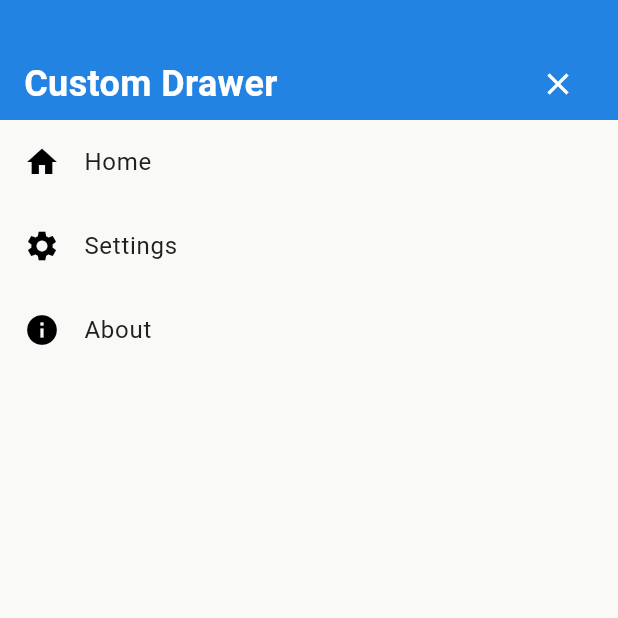
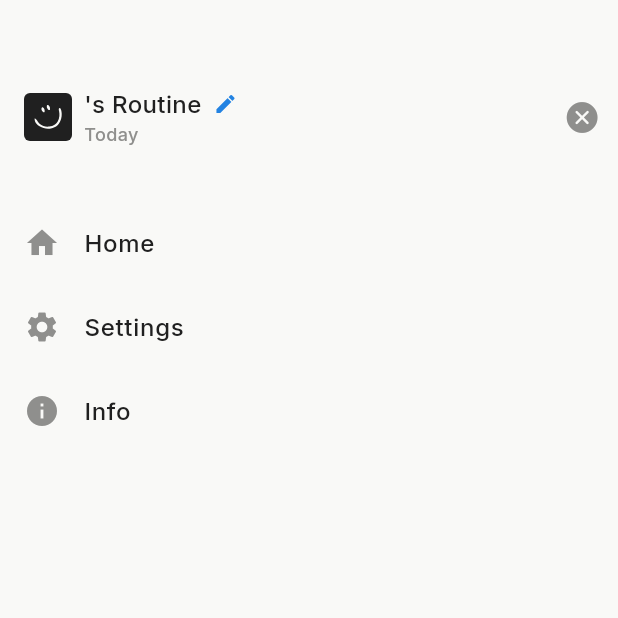
Before and after one commit to ProjectSolutus/routine, a Flutter app: the HomeScreen screen opened by its route, with the side drawer open, on a phone screen of 412 x 824 dp, the top half of it. Run offline on Flutter 3.47's test engine with Material 3 defaults, Android fonts, the phone set to English and light mode, and no system bars; our stand-ins replace flutter_svg, get, google_fonts.

```diff
--- a/lib/core/widgets/custom_drawer.dart
+++ b/lib/core/widgets/custom_drawer.dart
@@ -1,37 +1,99 @@
+import 'package:flutter/cupertino.dart';
 import 'package:flutter/material.dart';
+import 'package:flutter_svg/svg.dart';
+import 'package:get/get.dart';
+import 'package:google_fonts/google_fonts.dart';
+
+import '../../modules/controllers/today_controller.dart';
 
 class CustomDrawer extends StatelessWidget {
-  const CustomDrawer({super.key});
+  CustomDrawer({super.key});
+
+  final TodayController controller = Get.put(TodayController());
 
   @override
   Widget build(BuildContext context) {
+    RxString name = controller.username;
     final theme = Theme.of(context);
+    final isDarkMode = theme.brightness == Brightness.dark;
+    final String logoPath =
+        isDarkMode ? 'assets/svgs/5.svg' : 'assets/svgs/5_dark.svg';
+
     return SizedBox(
       width: MediaQuery.of(context).size.width,
       height: MediaQuery.of(context).size.height,
       child: Container(
         color: theme.colorScheme.background, // Background color
-        child: Stack(
-          children: <Widget>[
-            ListView(
-              padding: EdgeInsets.zero,
+        child: Column(
           children: <Widget>[
             Container(
-                  color: theme.colorScheme.primary,
-                  padding: const EdgeInsets.only(left: 16, right: 16,top: 32),
+              padding: const EdgeInsets.only(left: 16, right: 0, top: 54),
+              child: Row(
+                children: <Widget>[
+                  Container(
+                    decoration: BoxDecoration(
+                      color: theme.colorScheme.onBackground,
+                      shape: BoxShape.rectangle,
+                      borderRadius: BorderRadius.circular(4),
+                    ),
+                    padding: const EdgeInsets.all(4),
+                    child: ClipOval(
+                      child: SvgPicture.asset(
+                        logoPath,
+                        width: 24,
+                        height: 24,
+                      ),
+                    ),
+                  ),
+                  const SizedBox(width: 8),
+                  Expanded(
                     child: Row(
                       mainAxisAlignment: MainAxisAlignment.spaceBetween,
-                    children: <Widget>[
-                      const Text(
-                        'Custom Drawer',
-                        style: TextStyle(
-                          color: Colors.white,
-                          fontSize: 24,
-                          fontWeight: FontWeight.bold,
+                      children: [
+                        Column(
+                          crossAxisAlignment: CrossAxisAlignment.start,
+                          children: [
+                            Row(
+                              children: [
+                                Text(
+                                  '$name\'s Routine',
+                                  style: GoogleFonts.inter(
+                                    color: theme.colorScheme.onBackground,
+                                    fontSize: 16,
+                                    fontWeight: FontWeight.w500,
+                                  ),
+                                ),
+                                SizedBox(
+                                  width: 8,
+                                ),
+                                GestureDetector(
+                                  onTap: () {
+                                    // Handle the edit icon tap here
+                                  },
+                                  child: Icon(
+                                    Icons.edit,
+                                    color: theme.colorScheme.primary,
+                                    size: 16,
+                                  ),
+                                ),
+                              ],
+                            ),
+                            Text(
+                              'Today',
+                              style: GoogleFonts.inter(
+                                color: theme.colorScheme.onSecondary,
+                                fontSize: 12,
+                                fontWeight: FontWeight.w500,
+                              ),
+                            ),
+                          ],
+                        ),
+                      ],
                     ),
                   ),
                   IconButton(
-                        icon: const Icon(Icons.close, color: Colors.white),
+                    icon: Icon(CupertinoIcons.clear_circled_solid,
+                        color: theme.colorScheme.onSecondary),
                     onPressed: () {
                       Navigator.of(context).pop();
                     },
@@ -39,25 +101,48 @@ class CustomDrawer extends StatelessWidget {
                 ],
               ),
             ),
+            const SizedBox(height: 32),
             ListTile(
-                  leading: const Icon(Icons.home, color: Colors.black),
-                  title: const Text('Home'),
+              leading: Icon(Icons.home, color: theme.colorScheme.onSecondary),
+              title: Text(
+                'Home',
+                style: GoogleFonts.inter(
+                  color: theme.colorScheme.onBackground,
+                  fontSize: 16,
+                  fontWeight: FontWeight.w500,
+                ),
+              ),
               onTap: () {
                 Navigator.pop(context);
                 // Navigate to home page
               },
             ),
             ListTile(
-                  leading: const Icon(Icons.settings, color: Colors.black),
-                  title: const Text('Settings'),
+              leading:
+                  Icon(Icons.settings, color: theme.colorScheme.onSecondary),
+              title: Text(
+                'Settings',
+                style: GoogleFonts.inter(
+                  color: theme.colorScheme.onBackground,
+                  fontSize: 16,
+                  fontWeight: FontWeight.w500,
+                ),
+              ),
               onTap: () {
                 Navigator.pop(context);
                 // Navigate to settings page
               },
             ),
             ListTile(
-                  leading: const Icon(Icons.info, color: Colors.black),
-                  title: const Text('About'),
+              leading: Icon(Icons.info, color: theme.colorScheme.onSecondary),
+              title: Text(
+                'Info',
+                style: GoogleFonts.inter(
+                  color: theme.colorScheme.onBackground,
+                  fontSize: 16,
+                  fontWeight: FontWeight.w500,
+                ),
+              ),
               onTap: () {
                 Navigator.pop(context);
                 // Navigate to about page
@@ -66,8 +151,6 @@ class CustomDrawer extends StatelessWidget {
             // Add more items here
           ],
         ),
-          ],
-        ),
       ),
     );
   }
--- /dev/null
+++ b/lib/modules/controllers/today_controller.dart
@@ -0,0 +1,27 @@
+import 'package:get/get.dart';
+import 'name_controller.dart';
+
+class TodayController extends GetxController {
+  final NameController nameController =
+      Get.find(); // Assumes NameController is registered with GetX
+
+  RxString username = ''.obs;
+
+  @override
+  void onInit() {
+    super.onInit();
+    // Listen to changes in nameController's text and update the username
+    nameController.nameController.addListener(() {
+      username.value = nameController.nameController.text;
+    });
+  }
+
+  @override
+  void onClose() {
+    // Clean up the listener when TodayController is disposed
+    nameController.nameController.removeListener(() {
+      username.value = nameController.nameController.text;
+    });
+    super.onClose();
+  }
+}
--- a/lib/modules/views/home_screen.dart
+++ b/lib/modules/views/home_screen.dart
@@ -1,3 +1,4 @@
+import 'package:flutter/cupertino.dart';
 import 'package:flutter/material.dart';
 import 'package:routine/modules/views/habit_screen.dart';
 import 'package:routine/modules/views/task_screen.dart';
@@ -15,6 +16,7 @@ class HomeScreen extends StatefulWidget {
 
 class _HomeScreenState extends State<HomeScreen> {
   int _selectedIndex = 0;
+  final GlobalKey<ScaffoldState> _scaffoldKey = GlobalKey<ScaffoldState>();
 
   final List<Widget> _screens = [
     const TodayScreen(),
@@ -33,29 +35,24 @@ class _HomeScreenState extends State<HomeScreen> {
   Widget build(BuildContext context) {
     final theme = Theme.of(context);
     return Scaffold(
-      endDrawer: const CustomDrawer(),
-      body: Builder(
-        builder: (context) => Stack(
+      key: _scaffoldKey, // Assign the GlobalKey here
+      endDrawer: CustomDrawer(),
+      body: Stack(
         children: [
           _screens[_selectedIndex],
-            Container(
-              height: 72,
-              padding: const EdgeInsets.only(left: 16, right: 16, top: 24),
-              child: Row(
-                mainAxisAlignment: MainAxisAlignment.end,
-                children: <Widget>[
-                  IconButton(
-                    icon: Icon(Icons.menu_outlined,
+          Positioned(
+            top: 54,
+            right: 0,
+            child: IconButton(
+              icon: Icon(CupertinoIcons.ellipsis_vertical,
                   color: theme.colorScheme.onBackground),
               onPressed: () {
-                      Scaffold.of(context).openEndDrawer();
+                _scaffoldKey.currentState
+                    ?.openEndDrawer(); // Use the GlobalKey to open the drawer
               },
-                  ),
-                ],
             ),
           ),
         ],
-        ),
       ),
       bottomNavigationBar: SizedBox(
         height: 64.0, // Adjust the height here to match the desired look
--- a/lib/modules/views/today_screen.dart
+++ b/lib/modules/views/today_screen.dart
@@ -1,6 +1,10 @@
 import 'package:flutter/material.dart';
 import 'package:flutter_svg/svg.dart';
+import 'package:get/get.dart';
+import 'package:get/get_core/src/get_main.dart';
 import 'package:google_fonts/google_fonts.dart';
+
+import '../controllers/today_controller.dart';
 
 class TodayScreen extends StatefulWidget {
   const TodayScreen({super.key});
@@ -10,21 +14,23 @@ class TodayScreen extends StatefulWidget {
 }
 
 class _TodayScreenState extends State<TodayScreen> {
+  final TodayController controller = Get.put(TodayController());
+
   @override
   Widget build(BuildContext context) {
+    RxString name = controller.username;
     final theme = Theme.of(context);
     final isDarkMode = theme.brightness == Brightness.dark;
     final String logoPath =
         isDarkMode ? 'assets/svgs/5.svg' : 'assets/svgs/5_dark.svg';
     return Scaffold(
       body: Builder(
-        builder: (context) => Stack(
+        builder: (context) => Column(
           children: [
-            Container(
-              height: 72,
-              padding: const EdgeInsets.only(left: 16, right: 16, top: 24),
+            Padding(
+              padding: const EdgeInsets.only(top: 54, left: 16, right: 16),
+              child: SizedBox(
                 child: Row(
-                mainAxisAlignment: MainAxisAlignment.spaceBetween,
                   children: <Widget>[
                     Row(
                       children: [
@@ -49,7 +55,7 @@ class _TodayScreenState extends State<TodayScreen> {
                           crossAxisAlignment: CrossAxisAlignment.start,
                           children: [
                             Text(
-                            'Arun\'s Routine',
+                              '$name\'s Routine',
                               style: GoogleFonts.inter(
                                 color: theme.colorScheme.onBackground,
                                 fontSize: 16,
@@ -71,6 +77,7 @@ class _TodayScreenState extends State<TodayScreen> {
                   ],
                 ),
               ),
+            ),
           ],
         ),
       ),
--- a/lib/routes/app_pages.dart
+++ b/lib/routes/app_pages.dart
@@ -13,12 +13,12 @@ class AppPages {
     ),
     GetPage(
       name: AppRoutes.namescreen,
-      page: () => const NameScreen(),
+      page: () => NameScreen(),
       preventDuplicates: true,
     ),
     GetPage(
       name: AppRoutes.homescreen,
-      page: () => const HomeScreen(),
+      page: () => HomeScreen(),
       preventDuplicates: true,
     ),
   ];
```
Also changed, not shown: lib/core/widgets/custom_text_field.dart (+25 -8 lines), lib/main.dart (+9 -0 lines), lib/modules/controllers/name_controller.dart (+26 -1 lines), lib/modules/views/name_screen.dart (+11 -7 lines). Lines whose indentation alone changed are shown as unchanged.
